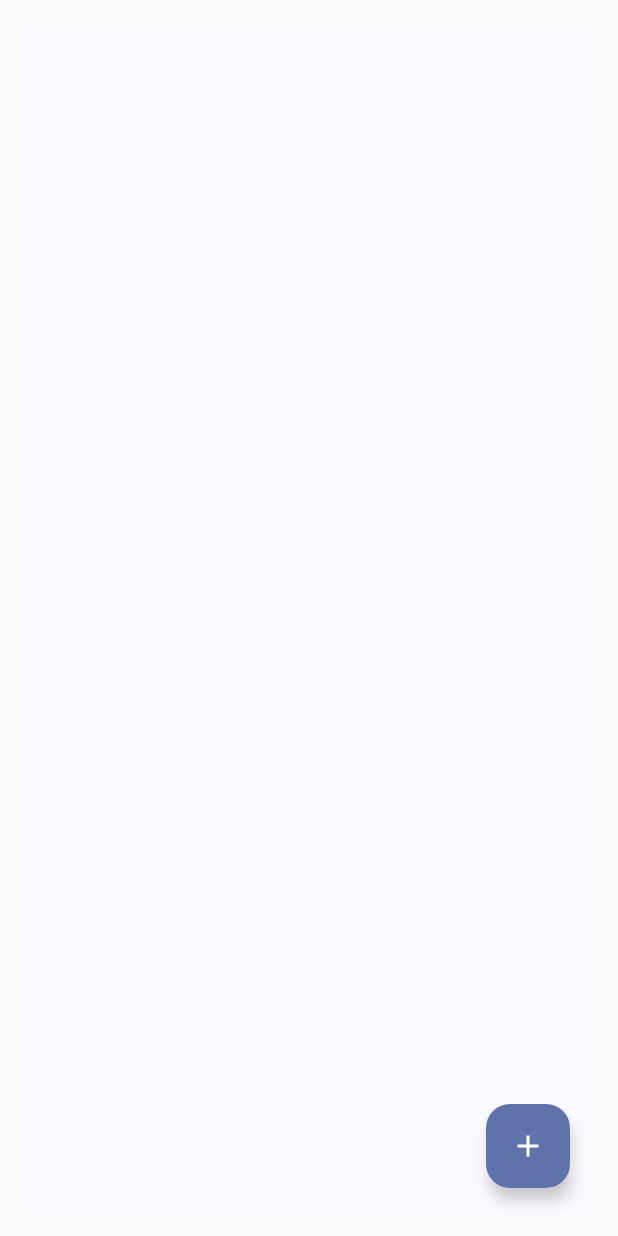
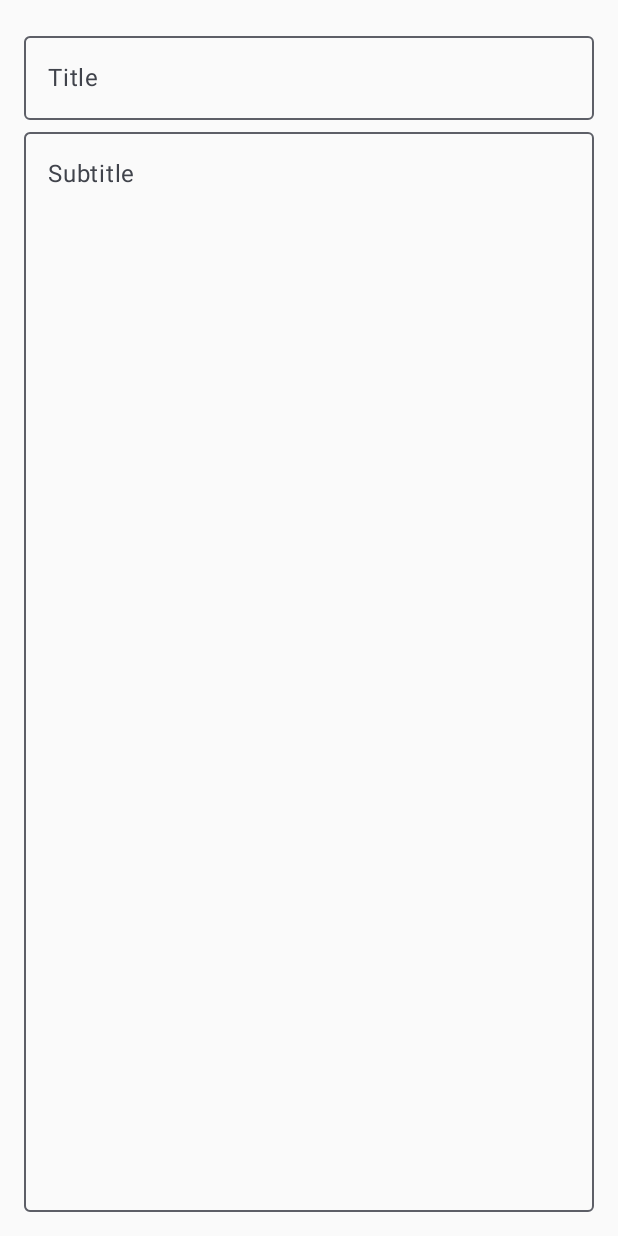
Before and after one commit to holparb/android-todo, an Android app built with Jetpack Compose: the screen it shows after launch (MainActivity), after a tap on "Icon", on a phone screen of 412 x 824 dp. Run offline under Robolectric (Android 15) with nearby library versions, the phone set to English and light mode, and no system bars.

Commit message:
Created view model and started creating priority dropdown component

```diff
--- a/app/src/main/java/com/example/todoapp/model/TodoModel.kt
+++ b/app/src/main/java/com/example/todoapp/model/TodoModel.kt
@@ -11,6 +11,6 @@ enum class ItemPriority(val color: Color) {
 data class TodoModel(
     val id: Int,
     val title: String,
-    val subTitle: String,
+    val description: String,
     val priority: ItemPriority
 )
--- a/app/src/main/java/com/example/todoapp/ui/components/MainScreen.kt
+++ b/app/src/main/java/com/example/todoapp/ui/components/MainScreen.kt
@@ -7,30 +7,23 @@ import androidx.compose.material3.FloatingActionButton
 import androidx.compose.material3.Icon
 import androidx.compose.material3.Scaffold
 import androidx.compose.runtime.Composable
-import androidx.compose.runtime.getValue
-import androidx.compose.runtime.mutableStateOf
-import androidx.compose.runtime.remember
-import androidx.compose.runtime.setValue
 import androidx.compose.ui.Modifier
 import androidx.compose.ui.unit.dp
 import androidx.navigation.NavController
-import com.example.todoapp.model.TodoModel
+import com.example.todoapp.ui.components.todo_list.TodoList
 
 @Composable
 fun MainScreen(navController: NavController) {
-    var todos by remember {
-        mutableStateOf(listOf<TodoModel>())
-    }
     Scaffold(
         floatingActionButton = {
             FloatingActionButton(
-                onClick = { /*TODO*/ },
+                onClick = { navController.navigate(CreateTodo) },
             ) {
                 Icon(imageVector = Icons.Filled.Add, contentDescription = "Icon")
             }
         },
         modifier = Modifier.padding(16.dp)
     ) { paddingValues ->
-        TodoList(todos = todos, paddingValues = paddingValues)
+        TodoList(todos = listOf(), paddingValues = paddingValues)
     }
 }
--- a/app/src/main/java/com/example/todoapp/ui/components/Navigation.kt
+++ b/app/src/main/java/com/example/todoapp/ui/components/Navigation.kt
@@ -4,6 +4,7 @@ import androidx.compose.runtime.Composable
 import androidx.navigation.compose.NavHost
 import androidx.navigation.compose.composable
 import androidx.navigation.compose.rememberNavController
+import com.example.todoapp.ui.components.create_item.CreateTodo
 import kotlinx.serialization.Serializable
 
 @Composable
--- a/app/src/main/java/com/example/todoapp/ui/components/TodoList.kt
+++ /dev/null
@@ -1,43 +0,0 @@
-package com.example.todoapp.ui.components
-
-import androidx.compose.foundation.layout.Arrangement
-import androidx.compose.foundation.layout.PaddingValues
-import androidx.compose.foundation.layout.fillMaxSize
-import androidx.compose.foundation.layout.padding
-import androidx.compose.foundation.lazy.LazyColumn
-import androidx.compose.foundation.lazy.items
-import androidx.compose.material.icons.Icons
-import androidx.compose.material.icons.filled.Add
-import androidx.compose.material3.FloatingActionButton
-import androidx.compose.material3.Icon
-import androidx.compose.material3.Scaffold
-import androidx.compose.runtime.Composable
-import androidx.compose.ui.Modifier
-import androidx.compose.ui.tooling.preview.Preview
-import androidx.compose.ui.unit.dp
-import com.example.todoapp.model.ItemPriority
-import com.example.todoapp.model.TodoModel
-
-@Composable
-fun TodoList(
-    todos: List<TodoModel>,
-    paddingValues: PaddingValues
-) {
-    LazyColumn (
-        modifier = Modifier.fillMaxSize(),
-        verticalArrangement = Arrangement.spacedBy(8.dp),
-        contentPadding = paddingValues
-    )
-    {
-        items(todos) { item: TodoModel ->
-            TodoListItem(item)
-        }
-    }
-}
-
-@Preview
-@Composable
-private fun TodoListPreview() {
-    val items: List<TodoModel> = listOf(TodoModel(10, "Title", "Subtitle", ItemPriority.LOW), TodoModel(10, "Title", "Subtitle", ItemPriority.MID), TodoModel(10, "Title", "Subtitle", ItemPriority.HIGH))
-    TodoList(items, PaddingValues(16.dp))
-}
--- /dev/null
+++ b/app/src/main/java/com/example/todoapp/ui/components/create_item/CreateTodo.kt
@@ -0,0 +1,59 @@
+package com.example.todoapp.ui.components.create_item
+
+import androidx.compose.foundation.layout.Arrangement
+import androidx.compose.foundation.layout.Column
+import androidx.compose.foundation.layout.fillMaxSize
+import androidx.compose.foundation.layout.fillMaxWidth
+import androidx.compose.foundation.layout.padding
+import androidx.compose.material3.OutlinedTextField
+import androidx.compose.material3.Text
+import androidx.compose.runtime.Composable
+import androidx.compose.runtime.getValue
+import androidx.compose.runtime.mutableStateOf
+import androidx.compose.runtime.remember
+import androidx.compose.runtime.setValue
+import androidx.compose.ui.Modifier
+import androidx.compose.ui.tooling.preview.Preview
+import androidx.compose.ui.unit.dp
+import com.example.todoapp.model.ItemPriority
+
+@Composable
+fun CreateTodo() {
+    var title by remember {
+        mutableStateOf("")
+    }
+
+    var description by remember {
+        mutableStateOf("")
+    }
+
+    var priority by remember {
+        mutableStateOf(ItemPriority.LOW)
+    }
+
+    Column (
+        modifier = Modifier
+            .fillMaxSize()
+            .padding(16.dp),
+        verticalArrangement = Arrangement.Center
+    ) {
+        OutlinedTextField(
+            modifier = Modifier.fillMaxWidth(),
+            value = title,
+            onValueChange = {},
+            label = { Text("Title") }
+        )
+        OutlinedTextField(
+            modifier = Modifier.fillMaxSize(),
+            value = description,
+            onValueChange = {},
+            label = { Text("Subtitle") }
+        )
+    }
+}
+
+@Preview
+@Composable
+private fun CreateTodoPreview() {
+    CreateTodo()
+}
--- /dev/null
+++ b/app/src/main/java/com/example/todoapp/ui/components/todo_list/TodoList.kt
@@ -0,0 +1,37 @@
+package com.example.todoapp.ui.components.todo_list
+
+import androidx.compose.foundation.layout.Arrangement
+import androidx.compose.foundation.layout.PaddingValues
+import androidx.compose.foundation.layout.fillMaxSize
+import androidx.compose.foundation.lazy.LazyColumn
+import androidx.compose.foundation.lazy.items
+import androidx.compose.runtime.Composable
+import androidx.compose.ui.Modifier
+import androidx.compose.ui.tooling.preview.Preview
+import androidx.compose.ui.unit.dp
+import com.example.todoapp.model.ItemPriority
+import com.example.todoapp.model.TodoModel
+
+@Composable
+fun TodoList(
+    todos: List<TodoModel>,
+    paddingValues: PaddingValues
+) {
+    LazyColumn (
+        modifier = Modifier.fillMaxSize(),
+        verticalArrangement = Arrangement.spacedBy(8.dp),
+        contentPadding = paddingValues
+    )
+    {
+        items(todos) { item: TodoModel ->
+            TodoListItem(item)
+        }
+    }
+}
+
+@Preview
+@Composable
+private fun TodoListPreview() {
+    val items: List<TodoModel> = listOf(TodoModel(10, "Title", "Subtitle", ItemPriority.LOW), TodoModel(10, "Title", "Subtitle", ItemPriority.MID), TodoModel(10, "Title", "Subtitle", ItemPriority.HIGH))
+    TodoList(items, PaddingValues(16.dp))
+}
--- a/app/src/main/java/com/example/todoapp/ui/theme/Type.kt
+++ b/app/src/main/java/com/example/todoapp/ui/theme/Type.kt
@@ -14,6 +14,18 @@ val Typography = Typography(
         fontSize = 16.sp,
         lineHeight = 24.sp,
         letterSpacing = 0.5.sp
+    ),
+    bodyMedium = TextStyle(
+        fontFamily = FontFamily.Default,
+        fontWeight = FontWeight.Normal,
+        fontSize = 16.sp
+    ),
+    titleSmall = TextStyle (
+        fontFamily = FontFamily.Default,
+        fontWeight = FontWeight.Normal,
+        fontSize = 16.sp,
+        lineHeight = 24.sp,
+        letterSpacing = 0.15.sp
     )
     /* Other default text styles to override
     titleLarge = TextStyle(
```
Also changed, not shown: app/src/main/java/com/example/todoapp/ui/components/CreateTodo.kt (deleted, +0 -10 lines), app/src/main/java/com/example/todoapp/ui/components/TodoListItem.kt (deleted, +0 -75 lines), app/src/main/java/com/example/todoapp/ui/components/create_item/PriorityDropdown.kt (added, +35 -0 lines), app/src/main/java/com/example/todoapp/ui/components/todo_list/TodoListItem.kt (added, +75 -0 lines), app/src/main/java/com/example/todoapp/viewmodels/TodoViewModel.kt (added, +16 -0 lines).
